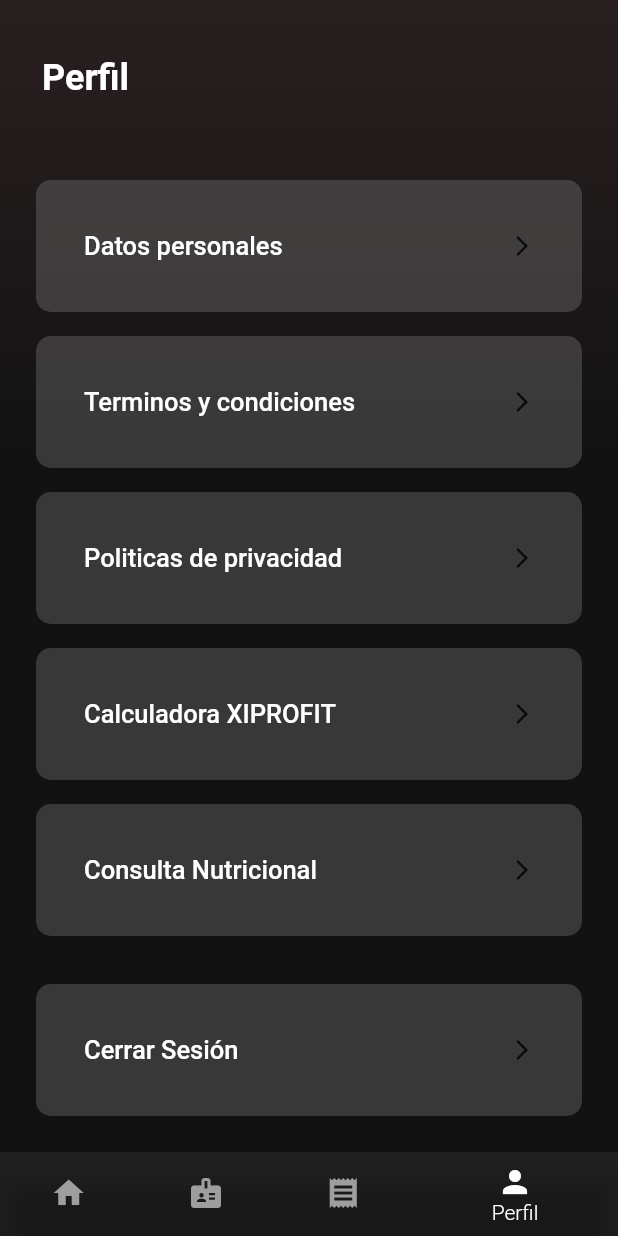
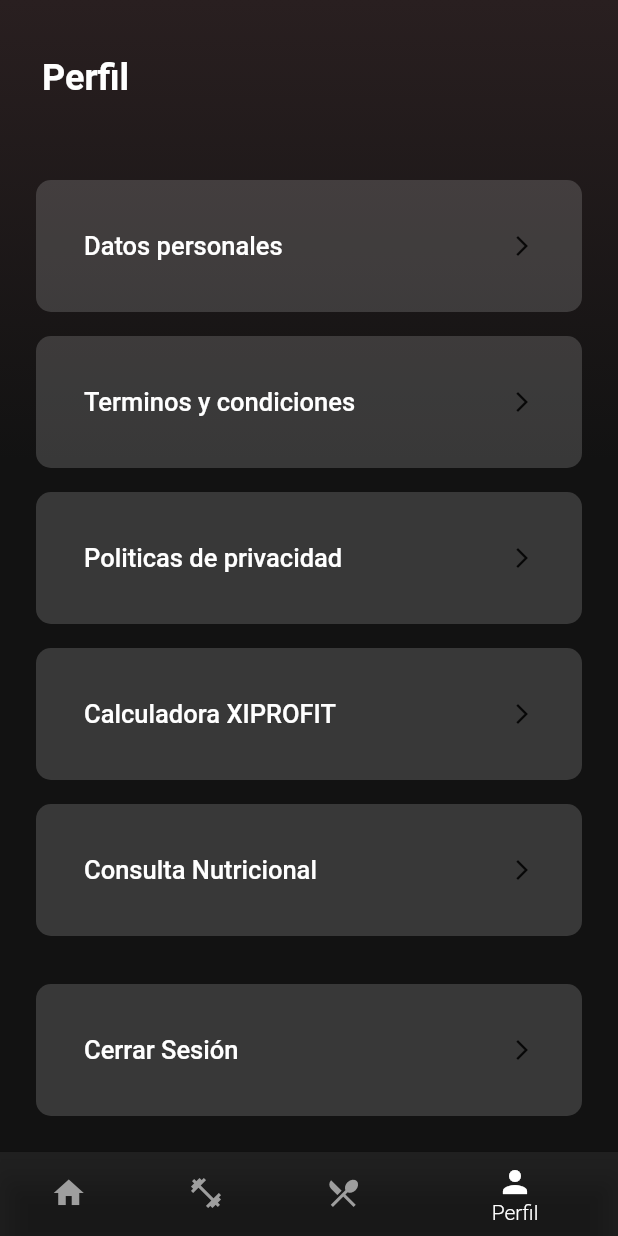
Before and after one commit to asashby/AppXimenaHoyos, a Flutter app: the HomePage screen opened directly, item 4 of the bottom bar chosen, on a phone screen of 412 x 824 dp. Run offline on Flutter 3.47's test engine with Material 2 defaults, Android fonts, the light colour scheme and no system bars; our stand-ins replace cached_network_image, carousel_slider, dio, equatable, firebase_auth, firebase_core and 14 more; missing offline and left inert: culqi_flutter, flutter_facebook_auth, flutter_paypal, future_progress_dialog, http_auth, lite_rolling_switch; accounts and stored records are empty; network calls fail; project files that could hold a hidden picture were left out.

Commit message:
Format and fix typos files

```diff
--- a/ximena_hoyos_app/lib/app.dart
+++ b/ximena_hoyos_app/lib/app.dart
@@ -22,19 +22,14 @@ class App extends StatelessWidget {
   Widget build(BuildContext context) {
     return MultiRepositoryProvider(
       providers: [
-        RepositoryProvider(
-            create: (ctx) =>
-                AuthenticationDataSource.repository(TokenStoreImp())),
+        RepositoryProvider(create: (ctx) => AuthenticationDataSource.repository(TokenStoreImp())),
         RepositoryProvider(create: (ctx) => SectionRepository()),
-        RepositoryProvider(
-            create: (ctx) => ChallengesRepository(TokenStoreImp())),
+        RepositoryProvider(create: (ctx) => ChallengesRepository(TokenStoreImp())),
         RepositoryProvider(create: (ctx) => RecipeRepository(TokenStoreImp())),
         RepositoryProvider(create: (ctx) => TipsRepository(TokenStoreImp())),
         RepositoryProvider(create: (ctx) => ProductsRepository(TokenStoreImp())),
         RepositoryProvider(create: (ctx) => SliderRepository(TokenStoreImp())),
-        RepositoryProvider(
-          create: (ctx) => CompanyRepository(),
-        )
+        RepositoryProvider(create: (ctx) => CompanyRepository()),
       ],
       child: BlocProvider(
         create: (context) => AuthenticationBloc(RepositoryProvider.of(context)),
@@ -83,7 +78,7 @@ class _AppViewState extends State<AppView> {
               fontWeight: FontWeight.w300),
           caption: TextStyle(color: Colors.white, fontSize: 12)),
       backgroundColor: Color(0xFF291f20),
-      buttonColor: Color(0xFF30d38b),
+      buttonTheme: ButtonThemeData(buttonColor: Color(0xFF30d38b)),
       primaryColorDark: Color(0x3Db1b1b1),
       highlightColor: Color(0x22000000),
       splashColor: Color(0x55000000));
@@ -101,12 +96,10 @@ class _AppViewState extends State<AppView> {
             listener: (context, state) {
               switch (state.status) {
                 case AuthenticationStatus.authenticated:
-                  //FirebaseCrashlytics.instance.crash();
                   _navigator!
                       .pushAndRemoveUntil(HomePage.route(), (route) => false);
                   break;
                 case AuthenticationStatus.unauthenticated:
-                  //FirebaseCrashlytics.instance.crash();
                   _navigator!
                       .pushAndRemoveUntil(LoginPage.route(), (route) => false);
                   break;
--- a/ximena_hoyos_app/lib/app/challenges/bloc/challenge_bloc.dart
+++ b/ximena_hoyos_app/lib/app/challenges/bloc/challenge_bloc.dart
@@ -13,7 +13,10 @@ class ChallengeBloc extends Bloc<ChallengeEvent, ChallengeState> {
   bool isFetching = false;
 
   ChallengeBloc(
-      {required this.repository, required this.authenticationRepository})
+      {
+        required this.repository,
+        required this.authenticationRepository
+      })
       : super(ChallengeInitialState());
 
   @override
--- a/ximena_hoyos_app/lib/app/home/view/home_page.dart
+++ b/ximena_hoyos_app/lib/app/home/view/home_page.dart
@@ -1,7 +1,6 @@
 import 'dart:async';
 
 import 'package:flutter/material.dart';
-import 'package:flutter/widgets.dart';
 import 'package:flutter_bloc/flutter_bloc.dart';
 import 'package:ximena_hoyos_app/app/challenges/view/challenges_page.dart';
 import 'package:ximena_hoyos_app/app/home/homa.dart';
@@ -67,12 +66,20 @@ class _HomePageState extends State<HomePage> {
               create: (ctx) => HomeBloc(
                   companyRepository: RepositoryProvider.of(context),
                   repository: RepositoryProvider.of(context),
-                  authenticationRepository: RepositoryProvider.of(context))),
+                  authenticationRepository: RepositoryProvider.of(context)
+              )
+          ),
           BlocProvider(
-              create: (ctx) =>
-                  RecipeBloc(repository: RepositoryProvider.of(context), challengesRepository: RepositoryProvider.of(context))),
+              create: (ctx) => RecipeBloc(
+                      repository: RepositoryProvider.of(context),
+                      challengesRepository: RepositoryProvider.of(context)
+              )
+          ),
           BlocProvider(
-              create: (ctx) => PreferenceBloc(RepositoryProvider.of(context)))
+              create: (ctx) => PreferenceBloc(
+                  RepositoryProvider.of(context)
+              )
+          )
         ],
         child: StreamBuilder<int>(
             stream: current.stream,
@@ -93,16 +100,11 @@ class _HomePageState extends State<HomePage> {
                 onTap: _onItemTapped,
                 currentIndex: snapshot.data!,
                 items: const [
-                  BottomNavigationBarItem(
-                      icon: Icon(Icons.home), label: 'Home'),
-                  BottomNavigationBarItem(
-                      icon: Icon(Icons.badge), label: 'Entrenamiento'),
-                  // BottomNavigationBarItem(
-                  //     icon: Icon(Icons.store), label: 'Tienda'),
-                  BottomNavigationBarItem(
-                      icon: Icon(Icons.receipt), label: 'Comidas'),
-                  BottomNavigationBarItem(
-                      icon: Icon(Icons.person), label: 'Perfil'),
+                  BottomNavigationBarItem(icon: Icon(Icons.home), label: 'Inicio'),
+                  BottomNavigationBarItem(icon: Icon(Icons.fitness_center), label: 'Entrenamiento'),
+                  // BottomNavigationBarItem(icon: Icon(Icons.store), label: 'Tienda'),
+                  BottomNavigationBarItem(icon: Icon(Icons.restaurant_menu), label: 'Comidas'),
+                  BottomNavigationBarItem(icon: Icon(Icons.person), label: 'Perfil'),
                 ],
               ),
             );
--- a/ximena_hoyos_app/lib/main.dart
+++ b/ximena_hoyos_app/lib/main.dart
@@ -1,5 +1,4 @@
 import 'package:data/models/products_payload_model.dart';
-import 'package:data/models/profile_model.dart';
 import 'package:flutter/material.dart';
 import 'package:flutter/services.dart';
 import 'app.dart';
@@ -9,8 +8,6 @@ import 'package:data/models/woocommerce_order_model.dart';
 import 'package:data/models/shop_product.dart';
 import 'package:data/models/shop_order.dart';
 import 'package:firebase_crashlytics/firebase_crashlytics.dart';
-import 'package:firebase_core/firebase_core.dart';
-import 'firebase_options.dart';
 import 'package:firebase_messaging/firebase_messaging.dart';
 
 int numOfCardItems = 1;
--- a/ximena_hoyos_app/package/data/lib/repositories/challenges_repository.dart
+++ b/ximena_hoyos_app/package/data/lib/repositories/challenges_repository.dart
@@ -1,5 +1,3 @@
-import 'dart:convert';
-
 import 'package:data/common/dio_client.dart';
 import 'package:data/models/challenge_detail.dart';
 import 'package:data/models/challenge_header_model.dart';
@@ -17,8 +15,6 @@ import 'package:data/repositories/base_repository.dart';
 import 'package:data/sources/token_store.dart';
 import 'package:data/utils/constants.dart';
 import 'package:data/utils/token_store_impl.dart';
-import 'package:logger/logger.dart';
-
 import '../models/shop_product.dart';
 
 class ChallengesRepository extends BaseRepository {
--- a/ximena_hoyos_app/pubspec.yaml
+++ b/ximena_hoyos_app/pubspec.yaml
@@ -27,7 +27,6 @@ dependencies:
   dio: ^4.0.0
   flutter_bloc: ^7.3.1
   equatable: ^2.0.3
-  flutter_staggered_grid_view: ^0.6.2
   flutter_rating_bar: ^4.0.0
   flutter_paypal: ^0.0.8
   carousel_slider: ^4.0.0
```
Also changed, not shown: ximena_hoyos_app/lib/app/challenges/view/challenges_page.dart (+10 -11 lines), ximena_hoyos_app/lib/app/home/bloc/home_bloc.dart (+5 -4 lines), ximena_hoyos_app/lib/app/home/view/home_view.dart (+28 -42 lines), ximena_hoyos_app/lib/app/login/view/login_page.dart (+2 -113 lines), ximena_hoyos_app/pubspec.lock.
